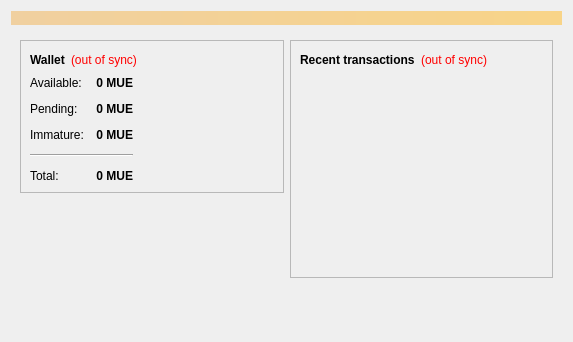
The window that src/qt/forms/overviewpage.ui (upgradeadvice/MUE-Src) describes before a commit, drawn with Qt 5.
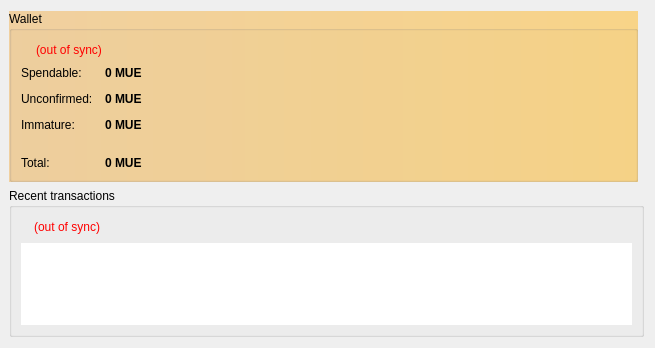
The same window after the commit.

```diff
--- a/src/qt/forms/overviewpage.ui
+++ b/src/qt/forms/overviewpage.ui
@@ -6,15 +6,18 @@
    <rect>
     <x>0</x>
     <y>0</y>
-    <width>573</width>
-    <height>342</height>
+    <width>655</width>
+    <height>348</height>
    </rect>
   </property>
   <property name="windowTitle">
    <string>Overview</string>
   </property>
-  <layout class="QVBoxLayout" name="topLayout">
-   <item>
+  <layout class="QGridLayout" name="gridLayout">
+   <property name="leftMargin">
+    <number>9</number>
+   </property>
+   <item row="0" column="0">
     <widget class="QLabel" name="labelAlerts">
      <property name="visible">
       <bool>false</bool>
@@ -30,18 +33,44 @@
      </property>
     </widget>
    </item>
-   <item>
-    <widget class="QFrame" name="OverviewFrame">
-     <layout class="QHBoxLayout" name="horizontalLayout" stretch="1,1">
-      <item>
-       <layout class="QVBoxLayout" name="verticalLayout_2">
-        <item>
-         <widget class="QFrame" name="frame">
+   <item row="0" column="1">
+    <widget class="QFrame" name="hashTokenStatusContainer">
+     <property name="sizePolicy">
+      <sizepolicy hsizetype="Preferred" vsizetype="Fixed">
+       <horstretch>0</horstretch>
+       <verstretch>0</verstretch>
+      </sizepolicy>
+     </property>
+     <property name="maximumSize">
+      <size>
+       <width>16777215</width>
+       <height>220</height>
+      </size>
+     </property>
           <property name="frameShape">
            <enum>QFrame::StyledPanel</enum>
           </property>
           <property name="frameShadow">
            <enum>QFrame::Raised</enum>
+     </property>
+    </widget>
+   </item>
+   <item row="0" column="0">
+    <widget class="QGroupBox" name="walletContainer">
+     <property name="sizePolicy">
+      <sizepolicy hsizetype="Preferred" vsizetype="Maximum">
+       <horstretch>0</horstretch>
+       <verstretch>0</verstretch>
+      </sizepolicy>
+     </property>
+     <property name="maximumSize">
+      <size>
+       <width>16777215</width>
+       <height>220</height>
+      </size>
+     </property>
+     <property name="title">
+      <string>Wallet</string>
           </property>
           <layout class="QVBoxLayout" name="verticalLayout_4">
            <item>
@@ -50,12 +79,16 @@
               <widget class="QLabel" name="label_5">
                <property name="font">
                 <font>
+            <pointsize>11</pointsize>
                  <weight>75</weight>
                  <bold>true</bold>
                 </font>
                </property>
+          <property name="styleSheet">
+           <string notr="true">background-color: transparent;</string>
+          </property>
                <property name="text">
-                <string>Wallet</string>
+           <string/>
                </property>
               </widget>
              </item>
@@ -65,7 +98,7 @@
                 <string>The displayed information may be out of date. Your wallet automatically synchronizes with the MonetaryUnit network after a connection is established, but this process has not completed yet.</string>
                </property>
                <property name="styleSheet">
-                <string notr="true">QLabel { color: red; }</string>
+           <string notr="true">QLabel { color: red;Background-color:transparent }</string>
                </property>
                <property name="text">
                 <string notr="true">(out of sync)</string>
@@ -91,9 +124,7 @@
             </layout>
            </item>
            <item>
-            <layout class="QHBoxLayout" name="horizontalLayout_3">
-             <item>
-              <layout class="QFormLayout" name="formLayout_2">
+       <layout class="QFormLayout" name="walletStatus">
                <property name="fieldGrowthPolicy">
                 <enum>QFormLayout::AllNonFixedFieldsGrow</enum>
                </property>
@@ -105,8 +136,11 @@
                </property>
                <item row="0" column="0">
                 <widget class="QLabel" name="label">
+          <property name="styleSheet">
+           <string notr="true">background-color: transparent;</string>
+          </property>
                  <property name="text">
-                  <string>Available:</string>
+           <string>Spendable:</string>
                  </property>
                 </widget>
                </item>
@@ -124,25 +158,28 @@
                  <property name="toolTip">
                   <string>Your current spendable balance</string>
                  </property>
+          <property name="styleSheet">
+           <string notr="true"/>
+          </property>
                  <property name="text">
                   <string notr="true">0 MUE</string>
                  </property>
-                 <property name="alignment">
-                  <set>Qt::AlignRight|Qt::AlignTrailing|Qt::AlignVCenter</set>
-                 </property>
                  <property name="textInteractionFlags">
                   <set>Qt::LinksAccessibleByMouse|Qt::TextSelectableByKeyboard|Qt::TextSelectableByMouse</set>
                  </property>
                 </widget>
                </item>
-               <item row="1" column="0">
+        <item row="2" column="0">
                 <widget class="QLabel" name="label_3">
+          <property name="styleSheet">
+           <string notr="true">background-color: transparent;</string>
+          </property>
                  <property name="text">
-                  <string>Pending:</string>
+           <string>Unconfirmed:</string>
                  </property>
                 </widget>
                </item>
-               <item row="1" column="1">
+        <item row="2" column="1">
                 <widget class="QLabel" name="labelUnconfirmed">
                  <property name="font">
                   <font>
@@ -159,22 +196,22 @@
                  <property name="text">
                   <string notr="true">0 MUE</string>
                  </property>
-                 <property name="alignment">
-                  <set>Qt::AlignRight|Qt::AlignTrailing|Qt::AlignVCenter</set>
-                 </property>
                  <property name="textInteractionFlags">
                   <set>Qt::LinksAccessibleByMouse|Qt::TextSelectableByKeyboard|Qt::TextSelectableByMouse</set>
                  </property>
                 </widget>
                </item>
-               <item row="2" column="0">
+        <item row="3" column="0">
                 <widget class="QLabel" name="labelImmatureText">
+          <property name="styleSheet">
+           <string notr="true">background-color: transparent;</string>
+          </property>
                  <property name="text">
                   <string>Immature:</string>
                  </property>
                 </widget>
                </item>
-               <item row="2" column="1">
+        <item row="3" column="1">
                 <widget class="QLabel" name="labelImmature">
                  <property name="font">
                   <font>
@@ -188,22 +225,48 @@
                  <property name="text">
                   <string notr="true">0 MUE</string>
                  </property>
-                 <property name="alignment">
-                  <set>Qt::AlignRight|Qt::AlignTrailing|Qt::AlignVCenter</set>
-                 </property>
                  <property name="textInteractionFlags">
                   <set>Qt::LinksAccessibleByMouse|Qt::TextSelectableByKeyboard|Qt::TextSelectableByMouse</set>
                  </property>
                 </widget>
                </item>
                <item row="4" column="0">
+         <spacer name="verticalSpacer">
+          <property name="orientation">
+           <enum>Qt::Vertical</enum>
+          </property>
+          <property name="sizeHint" stdset="0">
+           <size>
+            <width>20</width>
+            <height>40</height>
+           </size>
+          </property>
+         </spacer>
+        </item>
+        <item row="4" column="1">
+         <spacer name="verticalSpacer_2">
+          <property name="orientation">
+           <enum>Qt::Vertical</enum>
+          </property>
+          <property name="sizeHint" stdset="0">
+           <size>
+            <width>20</width>
+            <height>40</height>
+           </size>
+          </property>
+         </spacer>
+        </item>
+        <item row="5" column="0">
                 <widget class="QLabel" name="labelTotalText">
+          <property name="styleSheet">
+           <string notr="true">background-color: transparent;</string>
+          </property>
                  <property name="text">
                   <string>Total:</string>
                  </property>
                 </widget>
                </item>
-               <item row="4" column="1">
+        <item row="5" column="1">
                 <widget class="QLabel" name="labelTotal">
                  <property name="font">
                   <font>
@@ -220,73 +283,31 @@
                  <property name="text">
                   <string notr="true">0 MUE</string>
                  </property>
-                 <property name="alignment">
-                  <set>Qt::AlignRight|Qt::AlignTrailing|Qt::AlignVCenter</set>
-                 </property>
                  <property name="textInteractionFlags">
                   <set>Qt::LinksAccessibleByMouse|Qt::TextSelectableByKeyboard|Qt::TextSelectableByMouse</set>
                  </property>
                 </widget>
                </item>
-               <item row="3" column="0" colspan="2">
-                <widget class="Line" name="line">
-                 <property name="orientation">
-                  <enum>Qt::Horizontal</enum>
-                 </property>
-                </widget>
-               </item>
-              </layout>
-             </item>
-             <item>
-              <spacer name="horizontalSpacer_3">
-               <property name="orientation">
-                <enum>Qt::Horizontal</enum>
-               </property>
-               <property name="sizeHint" stdset="0">
-                <size>
-                 <width>40</width>
-                 <height>20</height>
-                </size>
-               </property>
-              </spacer>
-             </item>
-            </layout>
-           </item>
-          </layout>
-         </widget>
-        </item>
-        <item>
-         <spacer name="verticalSpacer">
-          <property name="orientation">
-           <enum>Qt::Vertical</enum>
-          </property>
-          <property name="sizeHint" stdset="0">
-           <size>
-            <width>20</width>
-            <height>40</height>
-           </size>
-          </property>
-         </spacer>
-        </item>
-       </layout>
-      </item>
-      <item>
-       <layout class="QVBoxLayout" name="verticalLayout_3">
-        <item>
-         <widget class="QFrame" name="frame_2">
-          <property name="frameShape">
-           <enum>QFrame::StyledPanel</enum>
-          </property>
-          <property name="frameShadow">
-           <enum>QFrame::Raised</enum>
+       </layout>
+      </item>
+     </layout>
+    </widget>
+   </item>
+   <item row="1" column="0" colspan="2">
+    <widget class="QGroupBox" name="transactionContainer">
+     <property name="title">
+      <string>Recent transactions</string>
           </property>
           <layout class="QVBoxLayout" name="verticalLayout">
            <item>
             <layout class="QHBoxLayout" name="horizontalLayout_2">
              <item>
               <widget class="QLabel" name="label_4">
+          <property name="styleSheet">
+           <string notr="true">background-color: transparent;</string>
+          </property>
                <property name="text">
-                <string>&lt;b&gt;Recent transactions&lt;/b&gt;</string>
+           <string/>
                </property>
               </widget>
              </item>
@@ -296,7 +317,7 @@
                 <string>The displayed information may be out of date. Your wallet automatically synchronizes with the MonetaryUnit network after a connection is established, but this process has not completed yet.</string>
                </property>
                <property name="styleSheet">
-                <string notr="true">QLabel { color: red; }</string>
+           <string notr="true">QLabel { color: red;Background-color:transparent }</string>
                </property>
                <property name="text">
                 <string notr="true">(out of sync)</string>
@@ -323,15 +344,9 @@
            </item>
            <item>
             <widget class="QListView" name="listTransactions">
-             <property name="styleSheet">
-              <string notr="true">QListView { background: transparent; }</string>
-             </property>
              <property name="frameShape">
               <enum>QFrame::NoFrame</enum>
              </property>
-             <property name="verticalScrollBarPolicy">
-              <enum>Qt::ScrollBarAlwaysOff</enum>
-             </property>
              <property name="horizontalScrollBarPolicy">
               <enum>Qt::ScrollBarAlwaysOff</enum>
              </property>
@@ -339,24 +354,6 @@
               <enum>QAbstractItemView::NoSelection</enum>
              </property>
             </widget>
-           </item>
-          </layout>
-         </widget>
-        </item>
-        <item>
-         <spacer name="verticalSpacer_2">
-          <property name="orientation">
-           <enum>Qt::Vertical</enum>
-          </property>
-          <property name="sizeHint" stdset="0">
-           <size>
-            <width>20</width>
-            <height>40</height>
-           </size>
-          </property>
-         </spacer>
-        </item>
-       </layout>
       </item>
      </layout>
     </widget>
```
Left out of the diff: 15 changed lines with no effect on the pictures. Lines whose indentation alone changed are shown as unchanged.
